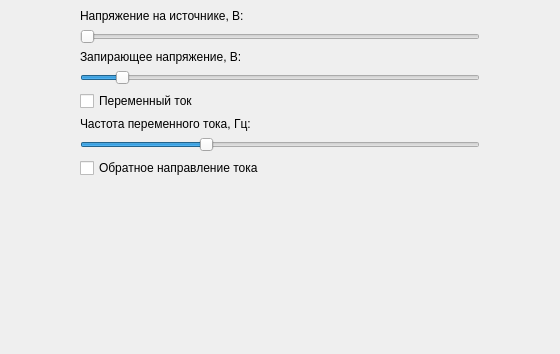
Qt form untitled2.ui (qerty123/P-N_Transition) before a commit; both pictures show x 180 to 740 and y 0 to 354 of the 921 by 705 pixel window.
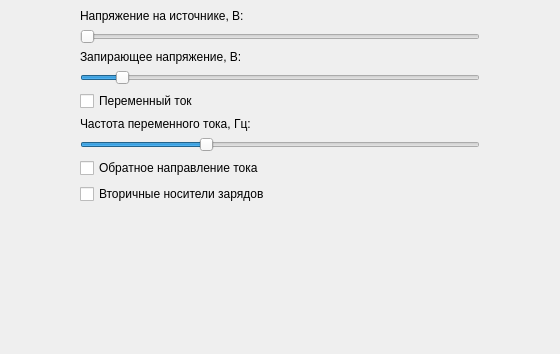
The same form after that commit.

Commit message: Added VAH and possibility to choose extra charge carriers

Patch:
```diff
--- a/untitled2.ui
+++ b/untitled2.ui
@@ -174,6 +174,25 @@
           </property>
          </widget>
         </item>
+        <item>
+         <widget class="QCheckBox" name="is_secondary">
+          <property name="sizePolicy">
+           <sizepolicy hsizetype="Expanding" vsizetype="Fixed">
+            <horstretch>0</horstretch>
+            <verstretch>0</verstretch>
+           </sizepolicy>
+          </property>
+          <property name="maximumSize">
+           <size>
+            <width>400</width>
+            <height>16777215</height>
+           </size>
+          </property>
+          <property name="text">
+           <string>Вторичные носители зарядов</string>
+          </property>
+         </widget>
+        </item>
         <item>
          <widget class="QLabel" name="error_msg">
           <property name="sizePolicy">
```
Left out of the diff: 2 changed lines with no effect on the pictures. The commit also changes 2 other files.
